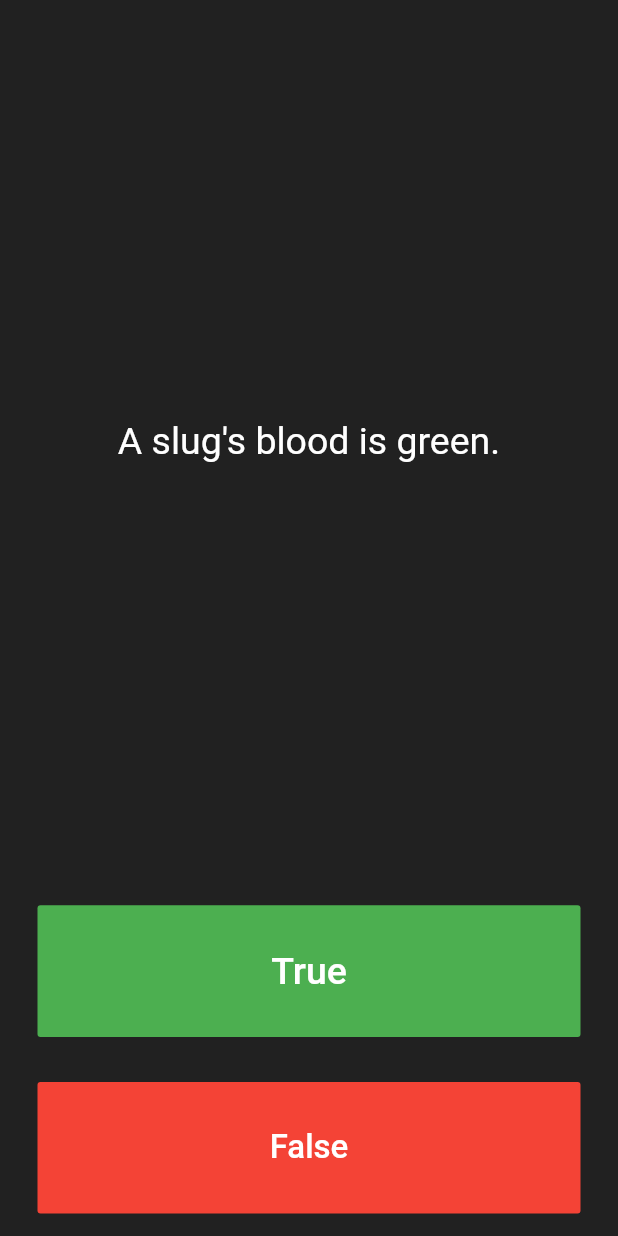
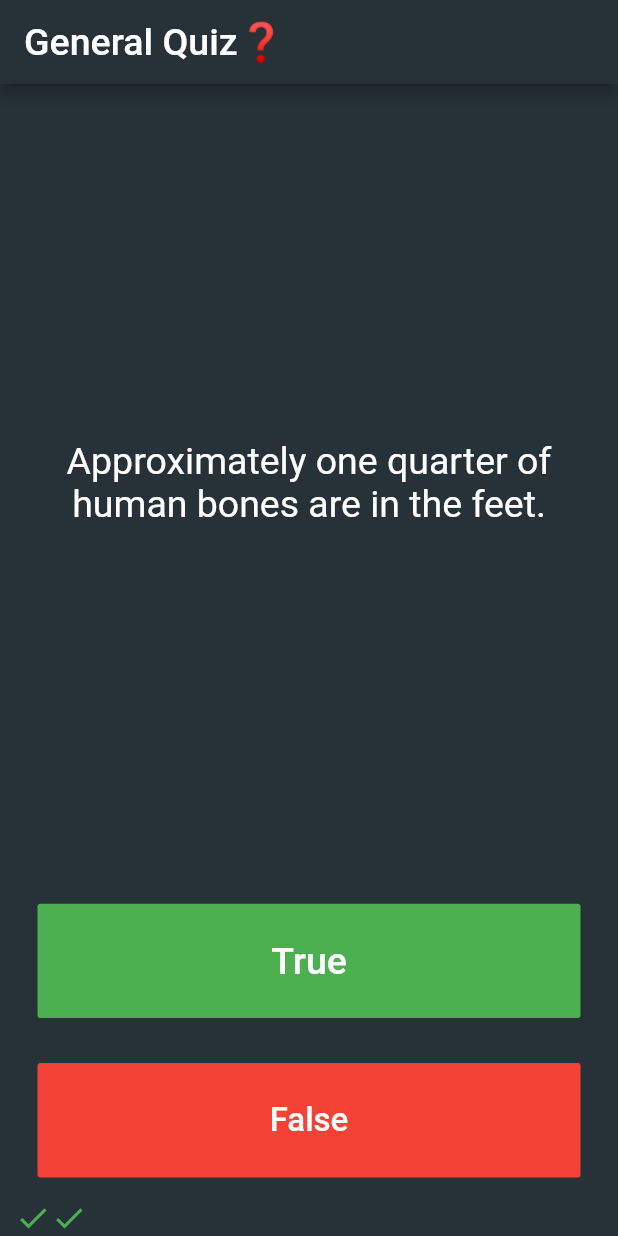
Before and after one commit to kiranraut7709/Quizzler_Flutter, a Flutter app: the screen it shows after launch, after a tap on "True", after a tap on "False", on a phone screen of 412 x 824 dp. Run offline on Flutter 3.47's test engine with Material 2 defaults, Android fonts, the phone set to English and light mode, and no system bars; our stand-ins replace rflutter_alert.

Commit message:
Second Commit

```diff
--- a/lib/main.dart
+++ b/lib/main.dart
@@ -1,5 +1,8 @@
 import 'package:flutter/material.dart';
-import 'package:quizzler/questions.dart';
+import 'package:rflutter_alert/rflutter_alert.dart';
+import 'quiz_brain.dart';
+
+QuizBrain quizBrain = QuizBrain();
 
 void main() => runApp(Quizzler());
 
@@ -8,7 +11,16 @@ class Quizzler extends StatelessWidget {
   Widget build(BuildContext context) {
     return MaterialApp(
       home: Scaffold(
-        backgroundColor: Colors.grey[900],
+        backgroundColor: Colors.blueGrey[900],
+        appBar: AppBar(
+          title: Text(
+            'General Quiz❓',
+            style: TextStyle(
+              fontSize: 25.0,
+            ),
+          ),
+          backgroundColor: Colors.blueGrey[900],
+        ),
         body: SafeArea(
           child: Padding(
             padding: const EdgeInsets.symmetric(horizontal: 10.0),
@@ -28,6 +40,41 @@ class QuizPage extends StatefulWidget {
 class _QuizPageState extends State<QuizPage> {
   List<Icon> scoreKeeper = [];
 
+  void checkAns(bool userPickedAns) {
+    setState(() {
+      //Check if we reached at last question or not
+      if (quizBrain.isFinished() == true) {
+        //Pop up the Alert window when we reached at last question
+        Alert(
+          context: context,
+          title: 'Quiz Finished!',
+          desc: 'You\'ve solved all the questions. The Quiz is ended!',
+        ).show();
+        //Reset the questionNo back to 0
+        quizBrain.reset();
+        //Clear the scoreKeeper
+        scoreKeeper.clear();
+      } else {
+        if (quizBrain.getAnswer() == userPickedAns) {
+          scoreKeeper.add(
+            Icon(
+              Icons.check,
+              color: Colors.green,
+            ),
+          );
+        } else {
+          scoreKeeper.add(
+            Icon(
+              Icons.close,
+              color: Colors.red,
+            ),
+          );
+        }
+        //Calling getNextQuestion() method
+        quizBrain.getNextQuestion();
+      }
+    });
+  }
 //  List<String> questions = [
 //    'You can lead a cow down stairs but not up stairs.',
 //    'Approximately one quarter of human bones are in the feet.',
@@ -44,16 +91,6 @@ class _QuizPageState extends State<QuizPage> {
 //    a: false,
 //  );
 
-  List<Question> questionBank = [
-    Question(q: 'You can lead a cow down stairs but not up stairs.', a: false),
-    Question(
-        q: 'Approximately one quarter of human bones are in the feet.',
-        a: true),
-    Question(q: 'A slug\'s blood is green.', a: true),
-  ];
-
-  int questionNo = 0;
-
   @override
   Widget build(BuildContext context) {
     return Column(
@@ -66,7 +103,7 @@ class _QuizPageState extends State<QuizPage> {
             padding: const EdgeInsets.all(10.0),
             child: Center(
               child: Text(
-                questionBank[questionNo].question,
+                quizBrain.getQuestion(),
                 textAlign: TextAlign.center,
                 style: TextStyle(
                   color: Colors.white,
@@ -91,31 +128,7 @@ class _QuizPageState extends State<QuizPage> {
               ),
               onPressed: () {
                 //The user picked true.
-                if (questionBank[questionNo].answer == true) {
-//                  scoreKeeper.add(
-//                    Icon(
-//                      Icons.check,
-//                      color: Colors.green,
-//                    ),
-//                  );
-                  print('right');
-                } else {
-//                  scoreKeeper.add(
-//                    Icon(
-//                      Icons.close,
-//                      color: Colors.red,
-//                    ),
-//                  );
-                  print('wrong');
-                }
-                setState(() {
-                  if (questionBank.length - 1 != questionNo) {
-                    questionNo++;
-                    print(questionNo);
-                  } else {
-                    questionNo = 0;
-                  }
-                });
+                checkAns(true);
               },
             ),
           ),
@@ -135,31 +148,7 @@ class _QuizPageState extends State<QuizPage> {
               ),
               onPressed: () {
                 //The user picked false.
-                if (questionBank[questionNo].answer == false) {
-//                  scoreKeeper.add(
-//                    Icon(
-//                      Icons.check,
-//                      color: Colors.green,
-//                    ),
-//                  );
-                  print('right');
-                } else {
-//                  scoreKeeper.add(
-//                    Icon(
-//                      Icons.close,
-//                      color: Colors.red,
-//                    ),
-//                  );
-                  print('wrong');
-                }
-                setState(() {
-                  if (questionBank.length - 1 != questionNo) {
-                    questionNo++;
-                    print(questionNo);
-                  } else {
-                    questionNo = 0;
-                  }
-                });
+                checkAns(false);
               },
             ),
           ),
@@ -173,9 +162,3 @@ class _QuizPageState extends State<QuizPage> {
     );
   }
 }
-
-/*
-question1: 'You can lead a cow down stairs but not up stairs.', false,
-question2: 'Approximately one quarter of human bones are in the feet.', true,
-question3: 'A slug\'s blood is green.', true,
-*/
--- a/lib/questions.dart
+++ b/lib/questions.dart
@@ -2,8 +2,5 @@ class Question {
   String question;
   bool answer;
 
-  Question({String q, bool a}) {
-    question = q;
-    answer = a;
-  }
+  Question(this.question, this.answer);
 }
--- /dev/null
+++ b/lib/quiz_brain.dart
@@ -0,0 +1,64 @@
+import 'questions.dart';
+
+class QuizBrain {
+  int _questionNo = 0;
+  List<Question> _questionBank = [
+    Question('Some cats are actually allergic to humans', true),
+    Question('You can lead a cow down stairs but not up stairs.', false),
+    Question('Approximately one quarter of human bones are in the feet.', true),
+    Question('A slug\'s blood is green.', true),
+    Question('Buzz Aldrin\'s mother\'s maiden name was \"Moon\".', true),
+    Question('It is illegal to pee in the Ocean in Portugal.', true),
+    Question(
+        'No piece of square dry paper can be folded in half more than 7 times.',
+        false),
+    Question(
+        'In London, UK, if you happen to die in the House of Parliament, you are technically entitled to a state funeral, because the building is considered too sacred a place.',
+        true),
+    Question(
+        'The loudest sound produced by any animal is 188 decibels. That animal is the African Elephant.',
+        false),
+    Question(
+        'The total surface area of two human lungs is approximately 70 square metres.',
+        true),
+    Question('Google was originally called \"Backrub\".', true),
+    Question(
+        'Chocolate affects a dog\'s heart and nervous system; a few ounces are enough to kill a small dog.',
+        true),
+    Question(
+        'In West Virginia, USA, if you accidentally hit an animal with your car, you are free to take it home to eat.',
+        true),
+  ];
+
+//Create a getNextQuestion() method here that Increment questionNo by 1 to get next question
+  void getNextQuestion() {
+    if (_questionBank.length - 1 != _questionNo) {
+      _questionNo++;
+    }
+  }
+
+//Create a getQuestion() method here that returns the question
+  String getQuestion() {
+    return _questionBank[_questionNo].question;
+  }
+
+//Create a getAnswer() method here that returns the answer
+  bool getAnswer() {
+    return _questionBank[_questionNo].answer;
+  }
+
+//Here that checks to see if we have reached the last question. It should return (have an output)
+// true if we've reached the last question and it should return false if we're not there yet.
+  bool isFinished() {
+    if (_questionBank.length - 1 == _questionNo) {
+      return true;
+    } else {
+      return false;
+    }
+  }
+
+//Create a reset() method here that sets the questionNumber back to 0.
+  void reset() {
+    _questionNo = 0;
+  }
+}
--- a/pubspec.yaml
+++ b/pubspec.yaml
@@ -16,9 +16,8 @@ dependencies:
   flutter:
     sdk: flutter
 
-  # The following adds the Cupertino Icons font to your application.
-  # Use with the CupertinoIcons class for iOS style icons.
   cupertino_icons: ^0.1.2
+  rflutter_alert: ^1.0.3
 
 dev_dependencies:
   flutter_test:
```
